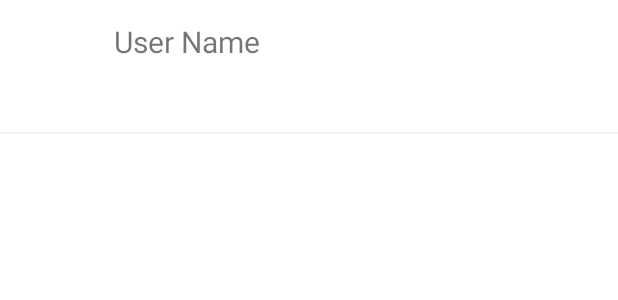
After one commit to roii31-game/JSON-VOLLEY, an Android app: the layout single_list_item.xml on its own in the app's theme, with its tools: preview values and no code run, on a phone screen of 412 x 824 dp. The commit adds this screen. Shown: the top 300 px of the screen. Run offline under Robolectric (Android 15) with nearby library versions, the phone set to English and light mode, and no system bars; network calls fail.

Commit message:
JSON list android studio

```diff
--- /dev/null
+++ b/app/src/main/res/layout/single_list_item.xml
@@ -0,0 +1,58 @@
+<?xml version="1.0" encoding="utf-8"?>
+<RelativeLayout xmlns:android="http://schemas.android.com/apk/res/android"
+    android:layout_width="match_parent" android:layout_height="wrap_content">
+
+    <RelativeLayout
+        android:id="@+id/singleRow"
+        android:layout_width="match_parent"
+        android:layout_height="wrap_content"
+        android:padding="8dp">
+
+        <ImageView
+            android:id="@+id/userImg"
+            android:layout_width="60dp"
+            android:layout_height="60dp" />
+
+        <TextView
+            android:id="@+id/id"
+            android:text="User Name"
+            android:textSize="20sp"
+            android:layout_marginTop="6dp"
+            android:maxLines="1"
+            android:layout_width="match_parent"
+            android:layout_height="wrap_content"
+            android:layout_alignParentTop="true"
+            android:layout_toRightOf="@+id/userImg"
+            android:layout_toEndOf="@+id/userImg"
+            android:layout_marginLeft="8dp"
+            android:layout_marginStart="8dp" />
+
+        <TextView
+            android:id="@+id/listId"
+            android:textSize="14sp"
+            android:maxLines="1"
+            android:layout_width="match_parent"
+            android:layout_height="wrap_content"
+            android:layout_below="@+id/name"
+            android:layout_alignLeft="@+id/name"
+            android:layout_alignStart="@+id/name" />
+
+        <TextView
+            android:id="@+id/name"
+            android:textSize="14sp"
+            android:maxLines="1"
+            android:layout_width="match_parent"
+            android:layout_height="wrap_content"
+            android:layout_below="@+id/id"
+            android:layout_alignLeft="@+id/id"
+            android:layout_alignStart="@+id/id" />
+
+    </RelativeLayout>
+
+    <View
+        android:layout_below="@+id/singleRow"
+        android:layout_width="match_parent"
+        android:layout_height="1dp"
+        android:background="#f2f2f2" />
+
+</RelativeLayout>
```
Also changed, not shown: app/src/main/java/com/example/myapplicationnew/MainActivity.java (+42 -34 lines), app/src/main/java/com/example/myapplicationnew/adapter/CustomRecyclerAdapter.java (added, +79 -0 lines), app/src/main/java/com/example/myapplicationnew/adapter/ListofItems.java (added, +31 -0 lines), app/src/main/res/layout/activity_main.xml (+4 -15 lines).
